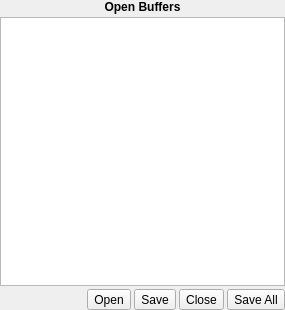
First picture: the form in src/plugins/openfile/openbufferswidget.ui, repository CryFeiFei/klatexformula, before the edit.
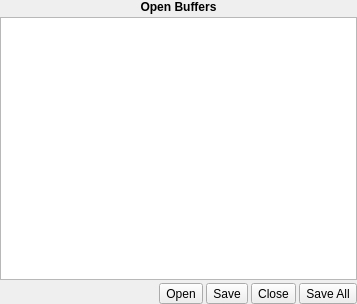
Second picture: the form after the edit. Custom widgets are drawn as their Qt base class.

Diff of the .ui file:
```diff
--- a/src/plugins/openfile/openbufferswidget.ui
+++ b/src/plugins/openfile/openbufferswidget.ui
@@ -6,8 +6,8 @@
    <rect>
     <x>0</x>
     <y>0</y>
-    <width>285</width>
-    <height>310</height>
+    <width>357</width>
+    <height>304</height>
    </rect>
   </property>
   <property name="windowTitle">
```
